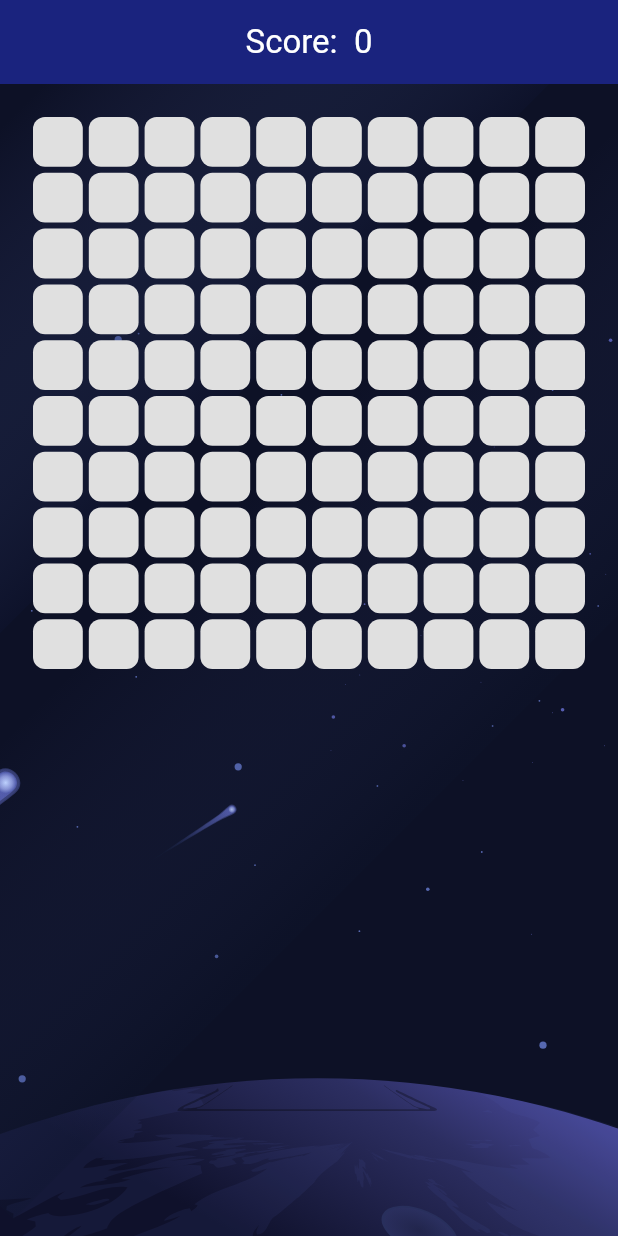
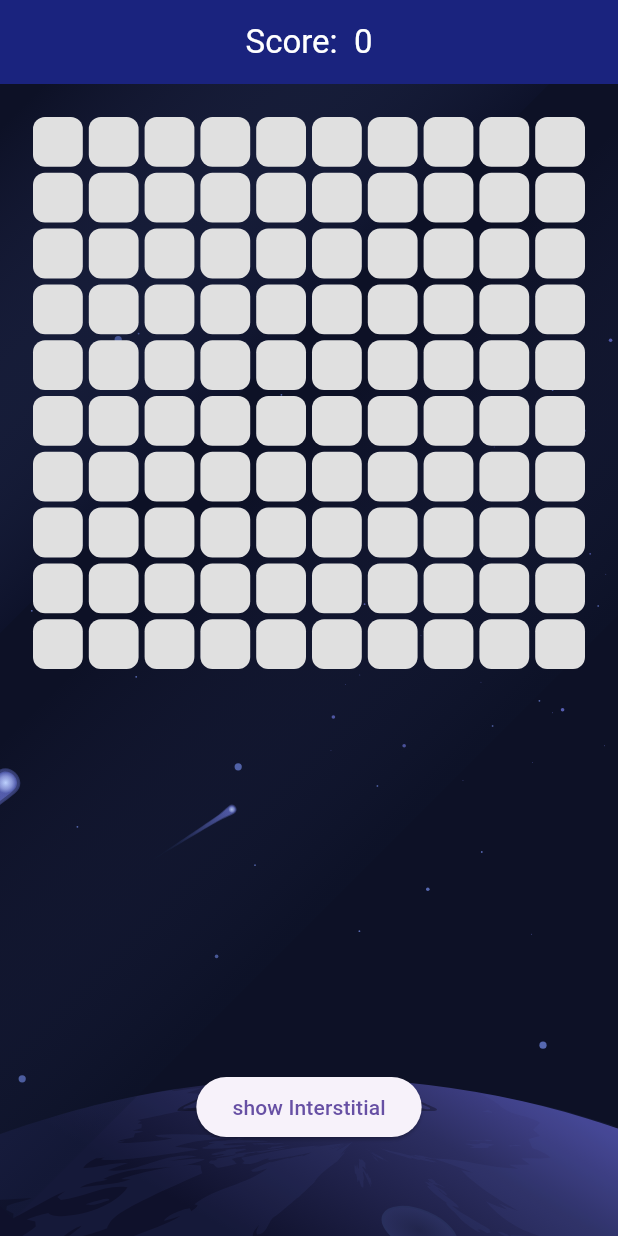
Before and after one commit to musharrafhamraz/MineSweeper-Game-with-Admob-Ads-Integrated, a Flutter app: the screen it shows after launch, on a phone screen of 412 x 824 dp. Run offline on Flutter 3.47's test engine with Material 3 defaults, Android fonts, the phone set to English and light mode, and no system bars; drawn by our look-alikes of google_mobile_ads; our stand-ins replace lottie; network calls fail.

Commit message:
interstitial ad integrated successfully. Additionally, refactored the banner Ad code.

```diff
--- /dev/null
+++ b/lib/game/admob_ads/banner_ad.dart
@@ -0,0 +1,28 @@
+import 'package:google_mobile_ads/google_mobile_ads.dart';
+
+class BannerAdClass {
+  late final BannerAd bannerAd;
+  final String adUnitId = "ca-app-pub-3940256099942544/9214589741";
+
+  void loadBannerAd() {
+    bannerAd = BannerAd(
+      size: AdSize.banner,
+      adUnitId: adUnitId,
+      listener: _bannerAdListener,
+      request: const AdRequest(),
+    );
+
+    bannerAd.load();
+  }
+
+  final BannerAdListener _bannerAdListener = BannerAdListener(
+    onAdLoaded: (Ad ad) => print('Ad Loaded'),
+    onAdFailedToLoad: (Ad ad, LoadAdError error) {
+      ad.dispose();
+      print("ad failed to load");
+    },
+    onAdOpened: (Ad ad) => print('Ad opened'),
+    onAdClosed: (Ad ad) => print('Ad closed'),
+    onAdImpression: (Ad ad) => print('Ad impression'),
+  );
+}
--- a/lib/game/screens/game_screen.dart
+++ b/lib/game/screens/game_screen.dart
@@ -1,5 +1,7 @@
 import 'package:flutter/material.dart';
 import 'package:survivegame/animations/button_pressed_animation.dart';
+import 'package:survivegame/game/admob_ads/banner_ad.dart';
+import 'package:survivegame/game/admob_ads/interstial_ad.dart';
 import 'package:google_mobile_ads/google_mobile_ads.dart';
 import 'package:lottie/lottie.dart';
 import 'dart:math';
@@ -20,8 +22,10 @@ class _GameScreenState extends State<GameScreen>
 
   // Mobile Ads class members
 
-  late final BannerAd bannerAd;
-  final String adUnitId = "ca-app-pub-3940256099942544/9214589741";
+  // late final BannerAd bannerAd;
+  // final String adUnitId = "ca-app-pub-3940256099942544/9214589741";
+  final bannerAd1 = BannerAdClass();
+  final fullAd = InterstialAd();
 
   @override
   void initState() {
@@ -33,15 +37,19 @@ class _GameScreenState extends State<GameScreen>
     );
     _scaleAnimation = Tween<double>(begin: 1.0, end: 1.2).animate(_controller!);
 
-    // banner Mobile Ads
-    bannerAd = BannerAd(
-      size: AdSize.banner,
-      adUnitId: adUnitId,
-      listener: _bannerAdListener,
-      request: const AdRequest(),
-    );
+    // initialize banner Mobile Ads
+    // bannerAd = BannerAd(
+    //   size: AdSize.banner,
+    //   adUnitId: adUnitId,
+    //   listener: _bannerAdListener,
+    //   request: const AdRequest(),
+    // );
 
-    bannerAd.load();
+    // bannerAd.load();
+
+    bannerAd1.loadBannerAd();
+
+    fullAd.loadInterstitialAd();
   }
 
   void _initializeGrid() {
@@ -128,11 +136,11 @@ class _GameScreenState extends State<GameScreen>
 
   @override
   Widget build(BuildContext context) {
-    final AdWidget adWidget = AdWidget(ad: bannerAd);
+    final AdWidget adWidget = AdWidget(ad: bannerAd1.bannerAd);
     final Container adContainer = Container(
       alignment: Alignment.bottomCenter,
-      width: bannerAd.size.width.toDouble(),
-      height: bannerAd.size.height.toDouble(),
+      width: bannerAd1.bannerAd.size.width.toDouble(),
+      height: bannerAd1.bannerAd.size.height.toDouble(),
       child: adWidget,
     );
     return Scaffold(
@@ -214,6 +222,13 @@ class _GameScreenState extends State<GameScreen>
                         ),
                       ),
                     ),
+                    Positioned(
+                      bottom: 150,
+                      left: 100,
+                      child: ElevatedButton(
+                          onPressed: fullAd.showInterstitial,
+                          child: const Text('show Interstitial')),
+                    ),
                     adContainer,
                   ],
                 ),
@@ -225,14 +240,14 @@ class _GameScreenState extends State<GameScreen>
     );
   }
 
-  final BannerAdListener _bannerAdListener = BannerAdListener(
-    onAdLoaded: (Ad ad) => print('Ad Loaded'),
-    onAdFailedToLoad: (Ad ad, LoadAdError error) {
-      ad.dispose();
-      print("ad failed to load");
-    },
-    onAdOpened: (Ad ad) => print('Ad opened'),
-    onAdClosed: (Ad ad) => print('Ad closed'),
-    onAdImpression: (Ad ad) => print('Ad impression'),
-  );
+  // final BannerAdListener _bannerAdListener = BannerAdListener(
+  //   onAdLoaded: (Ad ad) => print('Ad Loaded'),
+  //   onAdFailedToLoad: (Ad ad, LoadAdError error) {
+  //     ad.dispose();
+  //     print("ad failed to load");
+  //   },
+  //   onAdOpened: (Ad ad) => print('Ad opened'),
+  //   onAdClosed: (Ad ad) => print('Ad closed'),
+  //   onAdImpression: (Ad ad) => print('Ad impression'),
+  // );
 }
```
Also changed, not shown: lib/game/admob_ads/interstial_ad.dart (added, +42 -0 lines).
